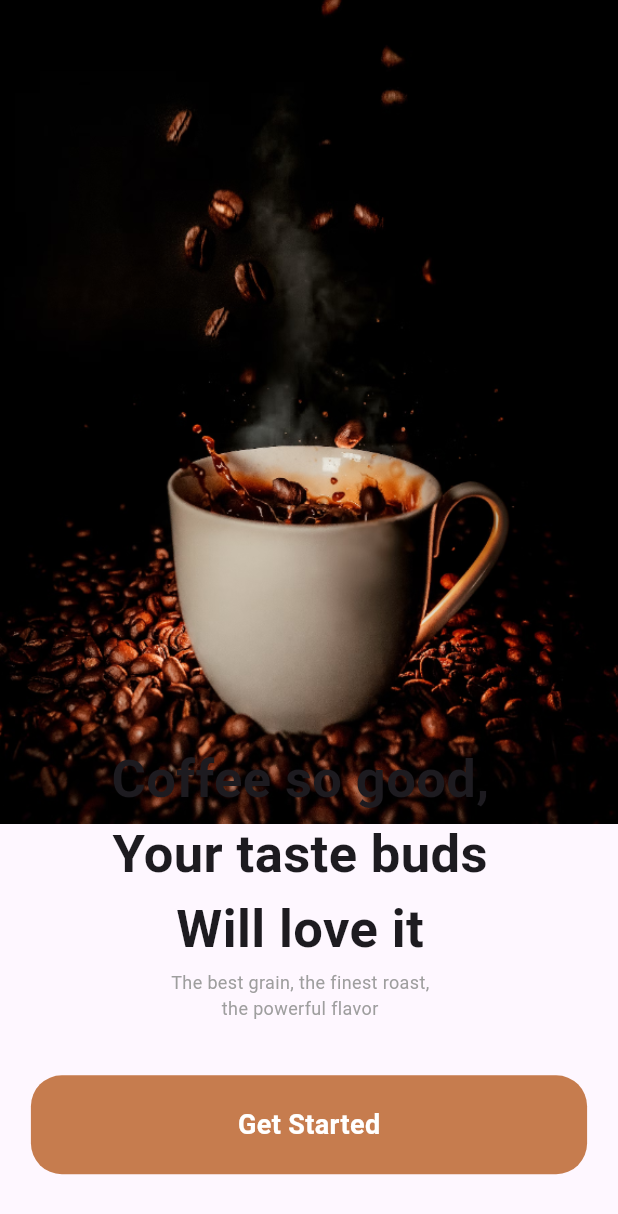
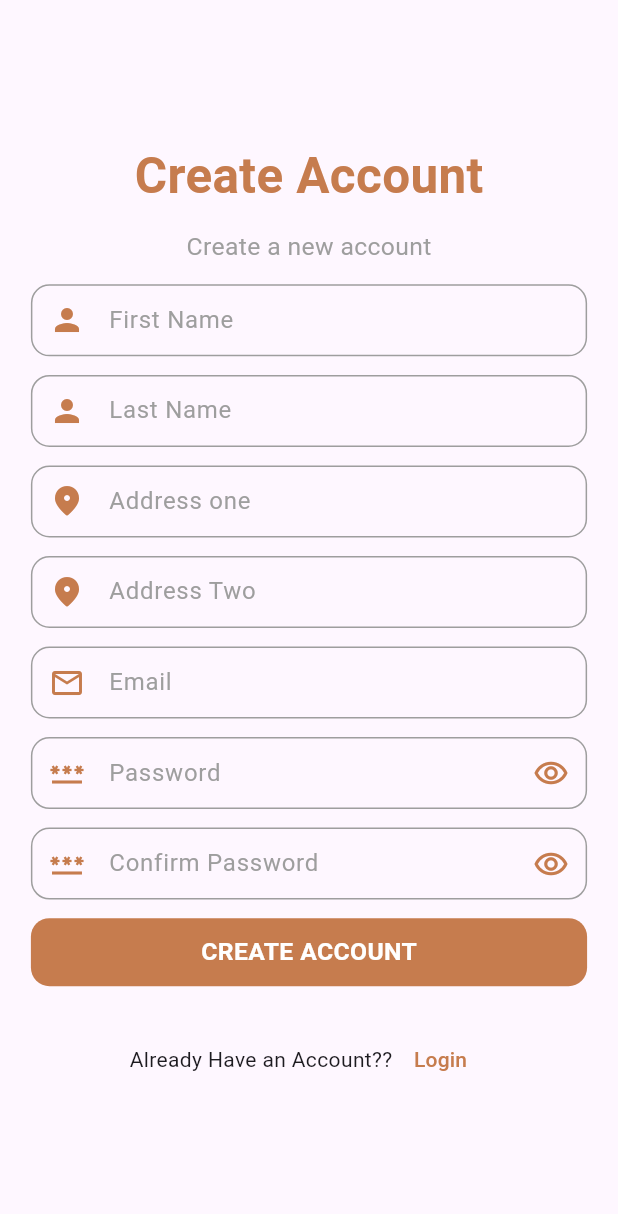
Before and after one commit to akeel98/coffee-app, a Flutter app: the screen it shows after launch, on a phone screen of 412 x 824 dp. Shown: the top 1214 px of the screen. Run offline on Flutter 3.47's test engine with Material 3 defaults, Android fonts, the phone set to English and light mode, and no system bars; our stand-ins replace animated_bottom_navigation_bar, readmore.

Commit message:
complete auth screens design and main screen

```diff
--- a/lib/main.dart
+++ b/lib/main.dart
@@ -1,3 +1,4 @@
+import 'package:coffy_application/screens/Auth%20Screens/signUpScreen.dart';
 import 'package:coffy_application/screens/welcome_screen.dart';
 import 'package:flutter/material.dart';
 
@@ -19,7 +20,7 @@ class MyApp extends StatelessWidget {
         // scaffoldBackgroundColor: Color(0xff000000),
         // brightness: Brightness.dark
       ),
-      home: const WelcomeScreen(),
+      home: const SignUpScreen(),
     );
   }
 }
--- /dev/null
+++ b/lib/screens/Auth Screens/signUpScreen.dart
@@ -0,0 +1,176 @@
+import 'package:coffy_application/consts.dart';
+import 'package:flutter/material.dart';
+
+import 'loginScreen.dart';
+
+class SignUpScreen extends StatefulWidget {
+  const SignUpScreen({Key? key}) : super(key: key);
+
+  @override
+  State<SignUpScreen> createState() => _SignUpScreenState();
+}
+
+class _SignUpScreenState extends State<SignUpScreen> {
+  final GlobalKey<FormState> _form = GlobalKey<FormState>();
+
+  @override
+  Widget build(BuildContext context) {
+    final size = MediaQuery.of(context).size;
+    return Scaffold(
+      body: Container(
+        width: size.width,
+        padding: EdgeInsets.symmetric(horizontal: size.width * 0.05),
+        child: Form(
+          key: _form,
+          child: SingleChildScrollView(
+            child: SizedBox(
+              height: size.height,
+              width: size.width,
+              child: Column(
+                mainAxisAlignment: MainAxisAlignment.center,
+                crossAxisAlignment: CrossAxisAlignment.center,
+                children: [
+                  Text(
+                    "Create Account",
+                    style: TextStyle(
+                        fontSize: size.width * 0.08,
+                        color: mainColor,
+                        fontWeight: FontWeight.bold),
+                  ),
+                  SizedBox(height: size.width * 0.03),
+                  Text(
+                    "Create a new account",
+                    style: TextStyle(
+                      fontSize: size.width * 0.04,
+                      color: Colors.grey,
+                    ),
+                  ),
+                  SizedBox(height: size.width * 0.03),
+                  formField(
+                    size: size,
+                    label: 'First Name',
+                    prefix: Icons.person,
+                  ),
+                  SizedBox(height: size.width * 0.03),
+                  formField(
+                      size: size, label: 'Last Name', prefix: Icons.person),
+                  SizedBox(height: size.width * 0.03),
+                  formField(
+                      size: size,
+                      label: 'Address one',
+                      prefix: Icons.location_on_rounded),
+                  SizedBox(height: size.width * 0.03),
+                  formField(
+                      size: size,
+                      label: 'Address Two',
+                      prefix: Icons.location_on_rounded),
+                  SizedBox(height: size.width * 0.03),
+                  formField(
+                      size: size, label: 'Email', prefix: Icons.email_outlined),
+                  SizedBox(height: size.width * 0.03),
+                  formField(
+                      size: size,
+                      label: 'Password',
+                      prefix: Icons.password,
+                      suffix: Icons.remove_red_eye_outlined),
+                  SizedBox(height: size.width * 0.03),
+                  formField(
+                      size: size,
+                      label: 'Confirm Password',
+                      prefix: Icons.password,
+                      suffix: Icons.remove_red_eye_outlined),
+                  SizedBox(height: size.width * 0.03),
+                  InkWell(
+                    onTap: () {},
+                    child: Container(
+                      width: size.width,
+                      height: size.height * 0.055,
+                      alignment: Alignment.center,
+                      decoration: BoxDecoration(
+                        borderRadius: BorderRadius.all(
+                            Radius.circular(size.width * 0.03)),
+                        color: mainColor,
+                      ),
+                      child: Text(
+                        "CREATE ACCOUNT",
+                        style: TextStyle(
+                          color: Colors.white,
+                          fontSize: size.width * 0.04,
+                          fontWeight: FontWeight.bold,
+                        ),
+                      ),
+                    ),
+                  ),
+                  SizedBox(height: size.width * 0.06),
+                  Row(
+                    mainAxisAlignment: MainAxisAlignment.center,
+                    children: [
+                      const Text("Already Have an Account??"),
+                      TextButton(
+                        onPressed: () {
+                          Navigator.push(
+                              context,
+                              MaterialPageRoute(
+                                  builder: (context) => const LoginScreen()));
+                        },
+                        child: Text(
+                          "Login",
+                          style: TextStyle(color: mainColor),
+                        ),
+                      ),
+                    ],
+                  )
+                ],
+              ),
+            ),
+          ),
+        ),
+      ),
+    );
+  }
+
+  TextFormField formField({
+    required Size size,
+    required String label,
+    required IconData prefix,
+    IconData? suffix,
+  }) {
+    return TextFormField(
+      decoration: InputDecoration(
+        prefixIcon: Icon(prefix),
+        prefixIconColor: mainColor,
+        suffixIcon: Icon(suffix),
+        suffixIconColor: mainColor,
+        contentPadding: EdgeInsets.only(
+            top: 0,
+            bottom: 0,
+            left: size.width * 0.04,
+            right: size.width * 0.04),
+        label: Text(label),
+        labelStyle: const TextStyle(
+          color: Colors.grey,
+        ),
+        disabledBorder: OutlineInputBorder(
+            borderRadius: BorderRadius.all(Radius.circular(size.width * 0.03)),
+            borderSide: const BorderSide(
+              color: Colors.grey,
+            )),
+        enabledBorder: OutlineInputBorder(
+            borderRadius: BorderRadius.all(Radius.circular(size.width * 0.03)),
+            borderSide: const BorderSide(
+              color: Colors.grey,
+            )),
+        focusedBorder: OutlineInputBorder(
+            borderRadius: BorderRadius.all(Radius.circular(size.width * 0.03)),
+            borderSide: BorderSide(
+              color: mainColor,
+            )),
+        errorBorder: OutlineInputBorder(
+            borderRadius: BorderRadius.all(Radius.circular(size.width * 0.03)),
+            borderSide: const BorderSide(
+              color: Colors.red,
+            )),
+      ),
+    );
+  }
+}
--- a/lib/screens/tabBarScreens/cappuccino.dart
+++ b/lib/screens/tabBarScreens/cappuccino.dart
@@ -75,7 +75,7 @@ class _CappuccinoScreenState extends State<CappuccinoScreen> {
                         const Icon(Icons.star, color: Colors.amber),
                         Text(
                           "4.8",
-                          style: TextStyle(fontSize: size.width * 0.04),
+                          style: TextStyle(fontSize: size.width * 0.04, color: Colors.white),
                         )
                       ],
                     ),
@@ -119,7 +119,7 @@ class _CappuccinoScreenState extends State<CappuccinoScreen> {
                                     color: mainColor,
                                     borderRadius: BorderRadius.all(
                                         Radius.circular(size.width * 0.02))),
-                                child: const Icon(Icons.add))
+                                child: const Icon(Icons.add, color: Colors.white))
                           ],
                         )
                       ],
--- a/pubspec.yaml
+++ b/pubspec.yaml
@@ -37,6 +37,8 @@ dependencies:
   # Use with the CupertinoIcons class for iOS style icons.
   cupertino_icons: ^1.0.2
   readmore: ^2.2.0
+  animated_bottom_navigation_bar: ^1.3.0
+
 
 dev_dependencies:
   flutter_test:
```
Also changed, not shown: lib/screens/Auth Screens/loginScreen.dart (added, +163 -0 lines), lib/screens/home_screen.dart (+5 -4 lines), lib/screens/mainScreen.dart (added, +57 -0 lines), lib/screens/welcome_screen.dart (+8 -2 lines), pubspec.lock.
